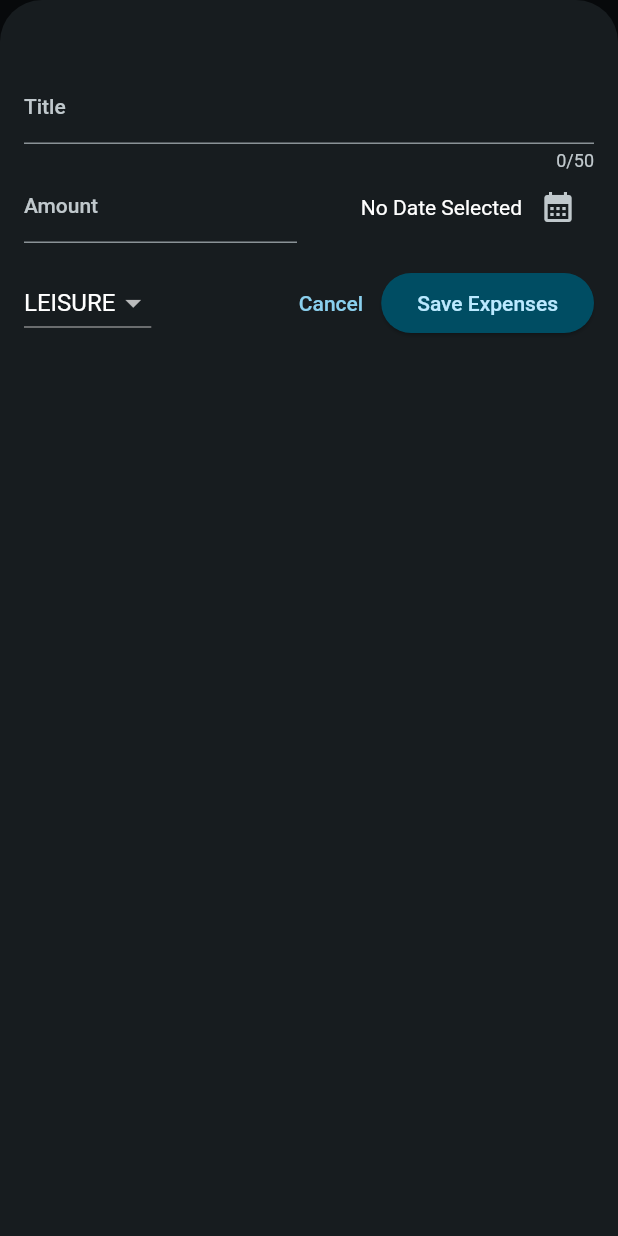
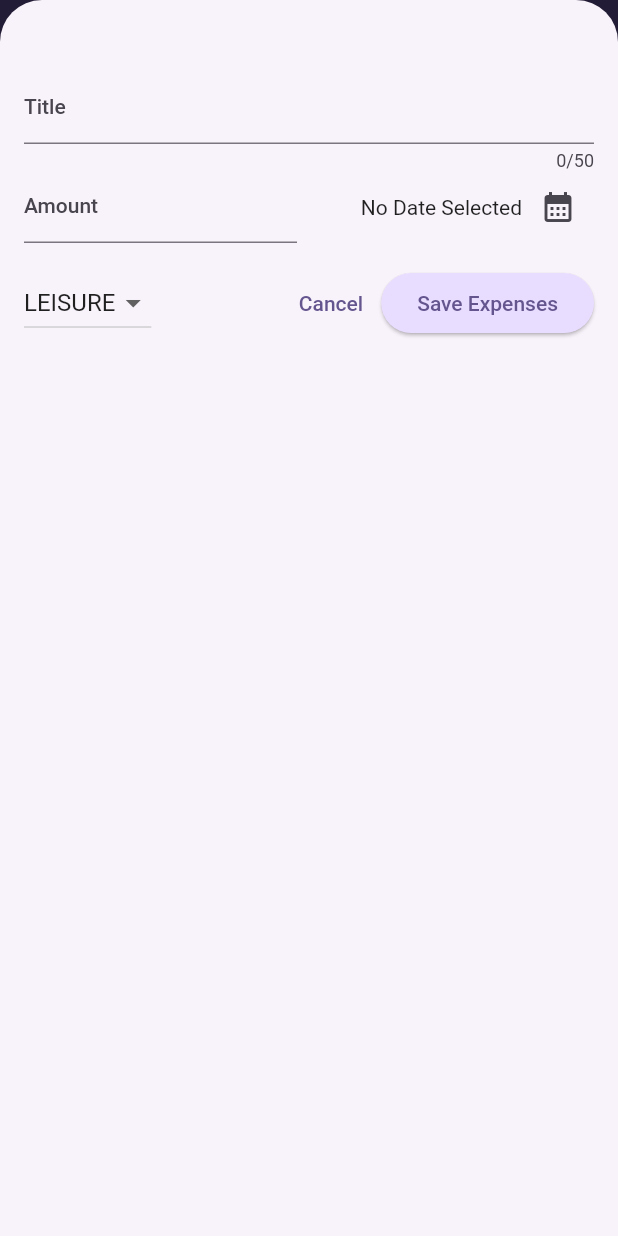
Before and after one commit to priyanshu251/expense_manager, a Flutter app: the screen it shows after launch, after a tap on the "add" icon, on a phone screen of 412 x 824 dp. Run offline on Flutter 3.47's test engine with Material 2 defaults, Android fonts, the phone set to English and light mode, and no system bars.

Commit message:
new commit

```diff
--- a/lib/main.dart
+++ b/lib/main.dart
@@ -55,7 +55,7 @@ class MainApp extends StatelessWidget {
                   fontSize: 16),
             ),
       ),
-      themeMode: ThemeMode.dark, //default
+      themeMode: ThemeMode.system, //default
       home: const Scaffold(
         body: Center(
           child: Expenses(),
--- a/lib/widgets/chart/chart.dart
+++ b/lib/widgets/chart/chart.dart
@@ -58,6 +58,7 @@ class Chart extends StatelessWidget {
             child: Row(
               crossAxisAlignment: CrossAxisAlignment.end,
               children: [
+                //for in loop
                 for (final bucket in buckets) // alternative to map()
                   ChartBar(
                     fill: bucket.totalExpenses == 0
--- a/lib/widgets/expenses.dart
+++ b/lib/widgets/expenses.dart
@@ -3,7 +3,6 @@ import 'package:expense_manager/widgets/new_expense.dart';
 import 'package:flutter/material.dart';
 import 'package:expense_manager/modals/expense.dart';
 import 'package:expense_manager/widgets/chart/chart.dart';
-import 'package:expense_manager/widgets/chart/chart_bar.dart';
 
 class Expenses extends StatefulWidget {
   const Expenses({super.key});
@@ -13,18 +12,7 @@ class Expenses extends StatefulWidget {
 }
 
 class _ExpensesState extends State<Expenses> {
-  final List<Expense> _registeredExpenses = [
-    Expense(
-        title: 'Flutter course',
-        amount: 20.8,
-        date: DateTime.now(),
-        category: Category.work),
-    Expense(
-        title: 'Cinema',
-        amount: 78.9,
-        date: DateTime.now(),
-        category: Category.leisure),
-  ];
+  final List<Expense> _registeredExpenses = [];
 
   void _openAddExpenseOverlay() {
     showModalBottomSheet(
```
